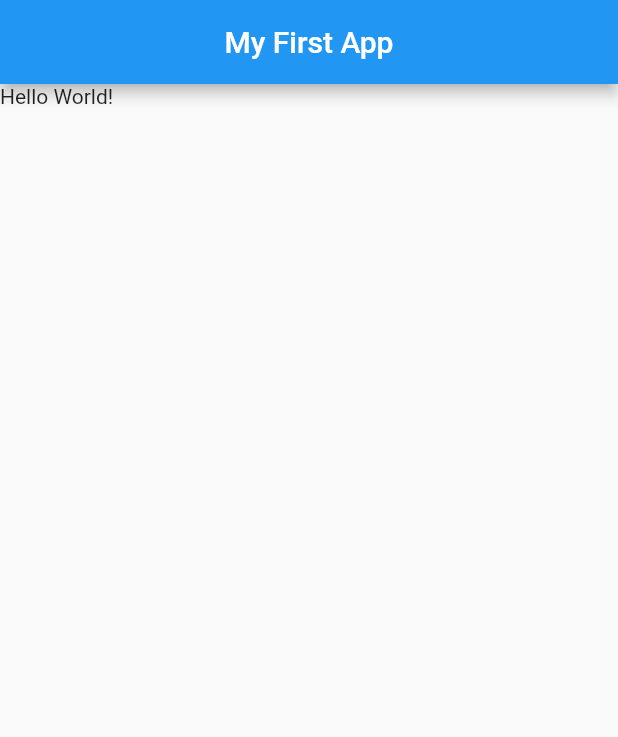
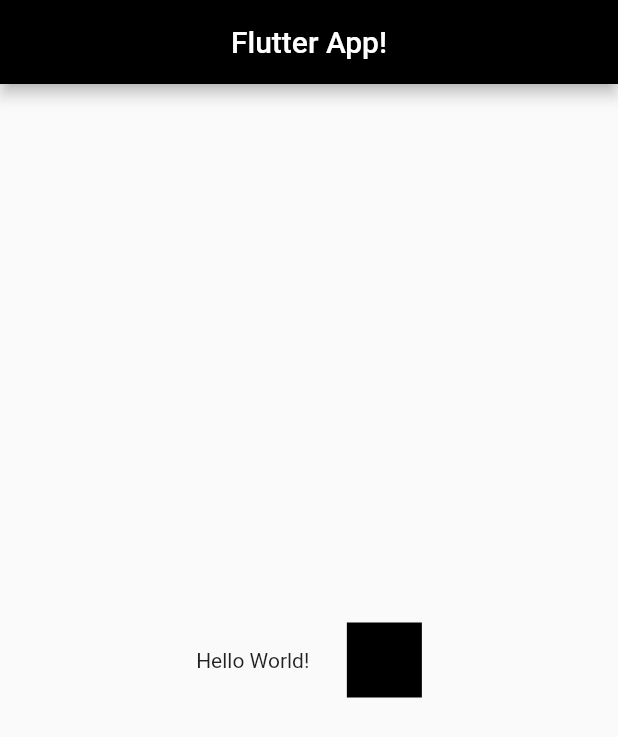
Before and after one commit to zakhaev26/flutter_app, a Flutter app: the screen it shows after launch, on a phone screen of 412 x 824 dp. Shown: the top 737 px of the screen. Run offline on Flutter 3.47's test engine with Material 2 defaults, Android fonts, the phone set to English and light mode, and no system bars.

Commit message:
responsiveness

```diff
--- /dev/null
+++ b/lib/Screen/home_view.dart
@@ -0,0 +1,54 @@
+import 'package:flutter/material.dart';
+
+class HomeView extends StatelessWidget {
+  const HomeView({super.key});
+
+  @override
+  Widget build(BuildContext context) {
+    return Scaffold(
+      appBar: AppBar(
+        title: Text("Flutter App!"),
+        centerTitle: true,
+        backgroundColor: Colors.black,
+      ),
+      body: Center(
+          child: Row(
+        mainAxisAlignment: MainAxisAlignment.center,
+        children: [
+          Text("Hello World!"),
+          SizedBox(
+            width: 25,
+          ),
+          Container(
+            height: 50,
+            width: 50,
+            decoration: BoxDecoration(
+              color: Colors.black,
+            ),
+            // height: ,
+          )
+        ],
+      )),
+    );
+  }
+}
+
+//the ios,android,web,windows are set of rules which defined the native code as a result of dart
+
+// -----
+// |   |
+// |___|
+//
+//
+// -----
+// |   |
+// |___|
+//This is called Column Widget In Flutter (VStack in iOS)
+//
+//
+// -----    -----
+// |   |    |   |
+// |___|    |___|
+//
+//This is called Row in Flutter  (Stack in iOS)
+//
--- a/lib/home_view.dart
+++ /dev/null
@@ -1,18 +0,0 @@
-import 'package:flutter/material.dart';
-
-class HomeView extends StatelessWidget {
-  const HomeView({super.key});
-
-  @override
-  Widget build(BuildContext context) {
-    return Scaffold(
-      appBar: AppBar(
-        title: Text("My First App"),
-        centerTitle: true,
-      ),
-      body: Text("Hello World!"),
-    );
-  }
-}
-
-//the ios,android,web,windows are set of rules which defined the native code as a result of dart
--- a/lib/main.dart
+++ b/lib/main.dart
@@ -1,4 +1,4 @@
-import 'package:first_flutter_project/home_view.dart';
+import 'package:first_flutter_project/Screen/home_view.dart';
 import 'package:flutter/material.dart';
 
 //material.dart is the most important import of the project
```
